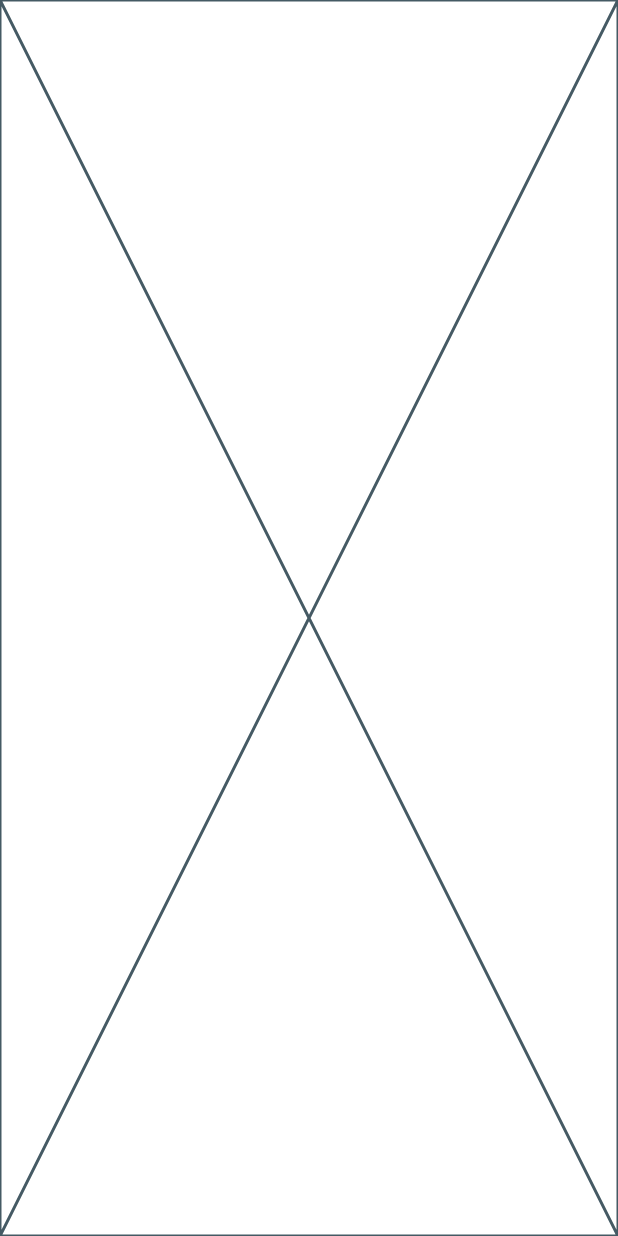
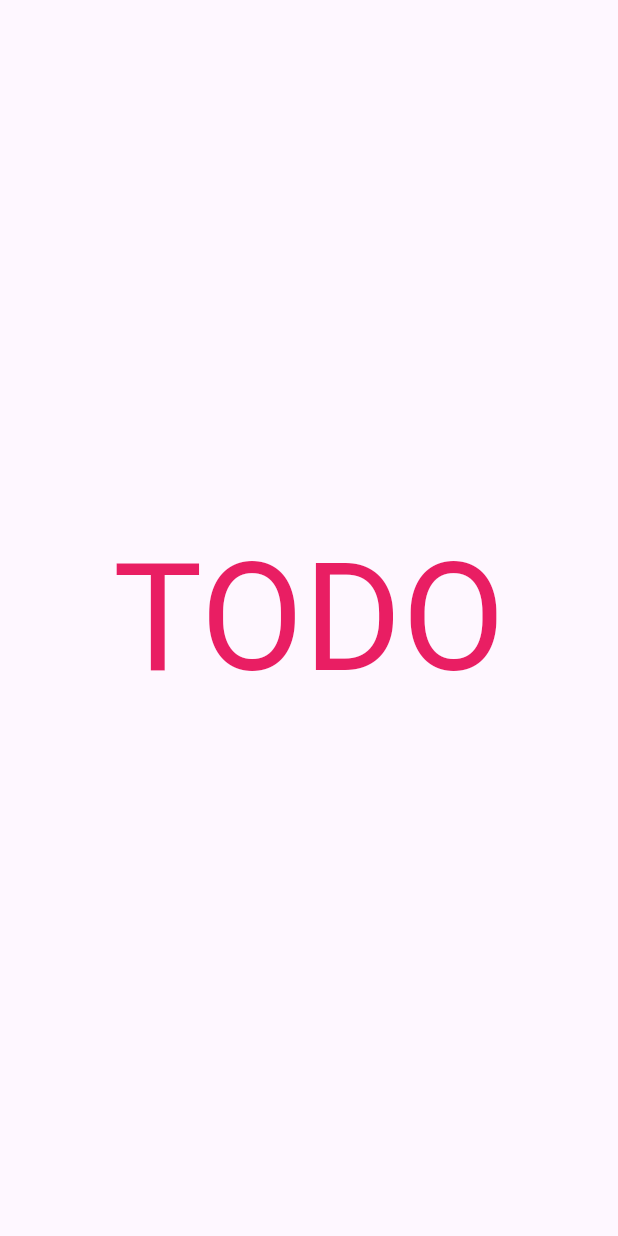
Before and after one commit to AhmadAkram52/Flutter-TODO-APP-Using-API, a Flutter app: the screen it shows after launch, on a phone screen of 412 x 824 dp. Run offline on Flutter 3.47's test engine with Material 3 defaults, Android fonts, the phone set to English and light mode, and no system bars; drawn by our look-alikes of animated_text_kit; our stand-ins replace fluttertoast, shimmer.

```diff
--- /dev/null
+++ b/lib/Utils/Themes/appbar_theme.dart
@@ -0,0 +1,10 @@
+import 'package:flutter/material.dart';
+
+class TAppBarTheme {
+  static const AppBarTheme lightAppbar = AppBarTheme(
+    elevation: 50,
+  );
+  static const AppBarTheme darkAppbar = AppBarTheme(
+    elevation: 50,
+  );
+}
--- /dev/null
+++ b/lib/Utils/Themes/btns_themes.dart
@@ -0,0 +1,28 @@
+import 'package:flutter/material.dart';
+import 'package:todo/Utils/tcolors.dart';
+
+class BtnThemes {
+  static const FloatingActionButtonThemeData lightFloatingBtn =
+      FloatingActionButtonThemeData(
+    elevation: 30,
+    backgroundColor: TColors.primaryColor,
+  );
+  static const FloatingActionButtonThemeData darkFloatingBtn =
+      FloatingActionButtonThemeData(
+    elevation: 30,
+    backgroundColor: TColors.primaryColor,
+  );
+
+  static ElevatedButtonThemeData lightElevatedBtn = ElevatedButtonThemeData(
+    style: ElevatedButton.styleFrom(
+        elevation: 30,
+        padding: const EdgeInsets.symmetric(vertical: 5, horizontal: 50),
+        backgroundColor: TColors.primaryColor),
+  );
+  static ElevatedButtonThemeData darkElevatedBtn = ElevatedButtonThemeData(
+    style: ElevatedButton.styleFrom(
+        elevation: 30,
+        padding: const EdgeInsets.symmetric(vertical: 5, horizontal: 50),
+        backgroundColor: TColors.primaryColor),
+  );
+}
--- /dev/null
+++ b/lib/Utils/Themes/list-tile_theme.dart
@@ -0,0 +1,18 @@
+import 'package:flutter/material.dart';
+
+class TListTimeTheme {
+  static final ListTileThemeData lightTileTheme = ListTileThemeData(
+    shape: RoundedRectangleBorder(
+      borderRadius: BorderRadius.circular(10),
+      side: const BorderSide(color: Colors.black),
+    ),
+    contentPadding: const EdgeInsets.only(left: 5),
+  );
+  static final ListTileThemeData darkTileTheme = ListTileThemeData(
+    shape: RoundedRectangleBorder(
+      borderRadius: BorderRadius.circular(10),
+      side: const BorderSide(color: Colors.white),
+    ),
+    contentPadding: const EdgeInsets.only(left: 5),
+  );
+}
--- /dev/null
+++ b/lib/Utils/Themes/text_theme.dart
@@ -0,0 +1,47 @@
+import 'package:flutter/material.dart';
+
+class TTextTheme {
+  static TextTheme lightTextTheme = const TextTheme(
+    bodyLarge: TextStyle(color: Colors.black),
+    bodyMedium: TextStyle(color: Colors.black),
+    bodySmall: TextStyle(color: Colors.black),
+    //
+    headlineLarge: TextStyle(color: Colors.black),
+    headlineMedium: TextStyle(color: Colors.black),
+    headlineSmall: TextStyle(color: Colors.black),
+    //
+    displayLarge: TextStyle(color: Colors.black),
+    displayMedium: TextStyle(color: Colors.black),
+    displaySmall: TextStyle(color: Colors.black),
+    //
+    labelLarge: TextStyle(color: Colors.black),
+    labelMedium: TextStyle(color: Colors.black),
+    labelSmall: TextStyle(color: Colors.black),
+    //
+    titleLarge: TextStyle(color: Colors.black),
+    titleMedium: TextStyle(color: Colors.black),
+    titleSmall: TextStyle(color: Colors.black),
+  );
+
+  static TextTheme darkTextTheme = const TextTheme(
+    bodyLarge: TextStyle(color: Colors.white),
+    bodyMedium: TextStyle(color: Colors.white),
+    bodySmall: TextStyle(color: Colors.white),
+    //
+    headlineLarge: TextStyle(color: Colors.white),
+    headlineMedium: TextStyle(color: Colors.white),
+    headlineSmall: TextStyle(color: Colors.white),
+    //
+    displayLarge: TextStyle(color: Colors.white),
+    displayMedium: TextStyle(color: Colors.white),
+    displaySmall: TextStyle(color: Colors.white),
+    //
+    labelLarge: TextStyle(color: Colors.white),
+    labelMedium: TextStyle(color: Colors.white),
+    labelSmall: TextStyle(color: Colors.white),
+    //
+    titleLarge: TextStyle(color: Colors.white),
+    titleMedium: TextStyle(color: Colors.white),
+    titleSmall: TextStyle(color: Colors.white),
+  );
+}
--- /dev/null
+++ b/lib/Utils/Themes/textfield_theme.dart
@@ -0,0 +1,45 @@
+import 'package:flutter/material.dart';
+
+import '../tcolors.dart';
+
+class TextFieldTheme {
+  static final InputDecorationTheme lightTextField = InputDecorationTheme(
+    enabledBorder: OutlineInputBorder(
+      borderSide: const BorderSide(color: Colors.black),
+      borderRadius: BorderRadius.circular(20),
+    ),
+    focusedBorder: OutlineInputBorder(
+      borderSide: const BorderSide(color: TColors.primaryColor, width: 2),
+      borderRadius: BorderRadius.circular(20),
+    ),
+    errorBorder: OutlineInputBorder(
+      borderSide: const BorderSide(color: Colors.red),
+      borderRadius: BorderRadius.circular(20),
+    ),
+    focusedErrorBorder: OutlineInputBorder(
+      borderSide: const BorderSide(color: TColors.primaryColor, width: 2),
+      borderRadius: BorderRadius.circular(20),
+    ),
+    errorStyle: const TextStyle(color: Colors.red),
+  );
+
+  static final InputDecorationTheme darkTextField = InputDecorationTheme(
+    enabledBorder: OutlineInputBorder(
+      borderSide: const BorderSide(color: Colors.white),
+      borderRadius: BorderRadius.circular(20),
+    ),
+    focusedBorder: OutlineInputBorder(
+      borderSide: const BorderSide(color: TColors.primaryColor, width: 2),
+      borderRadius: BorderRadius.circular(20),
+    ),
+    errorBorder: OutlineInputBorder(
+      borderSide: const BorderSide(color: Colors.red),
+      borderRadius: BorderRadius.circular(20),
+    ),
+    focusedErrorBorder: OutlineInputBorder(
+      borderSide: const BorderSide(color: TColors.primaryColor, width: 2),
+      borderRadius: BorderRadius.circular(20),
+    ),
+    errorStyle: const TextStyle(color: Colors.red),
+  );
+}
--- /dev/null
+++ b/lib/Utils/Themes/ttheme.dart
@@ -0,0 +1,30 @@
+import 'package:flutter/material.dart';
+import 'package:todo/Utils/Themes/appbar_theme.dart';
+import 'package:todo/Utils/Themes/btns_themes.dart';
+import 'package:todo/Utils/Themes/list-tile_theme.dart';
+import 'package:todo/Utils/Themes/text_theme.dart';
+import 'package:todo/Utils/Themes/textfield_theme.dart';
+
+class TTheme {
+  static final ThemeData lightTheme = ThemeData(
+    brightness: Brightness.light,
+    useMaterial3: true,
+    floatingActionButtonTheme: BtnThemes.lightFloatingBtn,
+    appBarTheme: TAppBarTheme.lightAppbar,
+    inputDecorationTheme: TextFieldTheme.lightTextField,
+    elevatedButtonTheme: BtnThemes.lightElevatedBtn,
+    listTileTheme: TListTimeTheme.lightTileTheme,
+    textTheme: TTextTheme.lightTextTheme,
+  );
+
+  static final ThemeData darkTheme = ThemeData(
+    brightness: Brightness.dark,
+    useMaterial3: true,
+    floatingActionButtonTheme: BtnThemes.darkFloatingBtn,
+    appBarTheme: TAppBarTheme.darkAppbar,
+    inputDecorationTheme: TextFieldTheme.darkTextField,
+    elevatedButtonTheme: BtnThemes.darkElevatedBtn,
+    listTileTheme: TListTimeTheme.darkTileTheme,
+    textTheme: TTextTheme.darkTextTheme,
+  );
+}
--- /dev/null
+++ b/lib/Utils/tcolors.dart
@@ -0,0 +1,11 @@
+import 'package:flutter/material.dart';
+
+class TColors {
+  static const colorizeColors = [
+    Colors.purple,
+    Colors.blue,
+    Colors.yellow,
+    Colors.red,
+  ];
+  static const Color primaryColor = Colors.pink;
+}
--- /dev/null
+++ b/lib/Utils/urls.dart
@@ -0,0 +1,6 @@
+class TUrls {
+  static const String getUrl = 'https://api.nstack.in/v1/todos';
+  static const String postUrl = 'https://api.nstack.in/v1/todos';
+  static const String putUrl = 'https://api.nstack.in/v1/todos';
+  static const String deleteUrl = 'https://api.nstack.in/v1/todos';
+}
--- /dev/null
+++ b/lib/Views/splash_screen.dart
@@ -0,0 +1,71 @@
+import 'dart:async';
+
+import 'package:animated_text_kit/animated_text_kit.dart';
+import 'package:flutter/material.dart';
+import 'package:todo/Utils/tcolors.dart';
+import 'package:todo/Views/todo_list_screen.dart';
+
+class SplashScreen extends StatefulWidget {
+  const SplashScreen({super.key});
+
+  @override
+  State<SplashScreen> createState() => _SplashScreenState();
+}
+
+class _SplashScreenState extends State<SplashScreen> {
+  @override
+  void initState() {
+    Timer(const Duration(seconds: 9), () {
+      navigateToListScreen();
+    });
+    super.initState();
+  }
+
+  @override
+  Widget build(BuildContext context) {
+    return Scaffold(
+      body: Column(
+        mainAxisAlignment: MainAxisAlignment.center,
+        crossAxisAlignment: CrossAxisAlignment.center,
+        children: [
+          Center(
+            child: DefaultTextStyle(
+              style: const TextStyle(
+                color: TColors.primaryColor,
+                fontSize: 100.0,
+              ),
+              child: Center(
+                child: AnimatedTextKit(
+                  repeatForever: true,
+                  animatedTexts: [
+                    TyperAnimatedText(
+                      speed: const Duration(milliseconds: 500),
+                      textStyle: const TextStyle(),
+                      'TODO',
+                    ),
+                    WavyAnimatedText(
+                      'TODO',
+                      speed: const Duration(milliseconds: 500),
+                    ),
+                    ColorizeAnimatedText(
+                      'TODO',
+                      colors: TColors.colorizeColors,
+                      textStyle: const TextStyle(fontSize: 100),
+                      speed: const Duration(seconds: 1),
+                    ),
+                  ],
+                ),
+              ),
+            ),
+          )
+        ],
+      ),
+    );
+  }
+
+  void navigateToListScreen() {
+    final route =
+        MaterialPageRoute(builder: (context) => const TodoListScreen());
+    Navigator.pushReplacement(context, route);
+  }
+}
--- a/lib/main.dart
+++ b/lib/main.dart
@@ -1,4 +1,6 @@
 import 'package:flutter/material.dart';
+import 'package:todo/Utils/Themes/ttheme.dart';
+import 'package:todo/Views/splash_screen.dart';
 
 void main() {
   runApp(const ToDo());
@@ -9,6 +11,12 @@ class ToDo extends StatelessWidget {
 
   @override
   Widget build(BuildContext context) {
-    return const Placeholder();
+    return MaterialApp(
+      themeMode: ThemeMode.system,
+      theme: TTheme.lightTheme,
+      darkTheme: TTheme.darkTheme,
+      debugShowCheckedModeBanner: false,
+      home: const SplashScreen(),
+    );
   }
 }
```
Also changed, not shown: lib/Models/TodoListModel.dart (added, +218 -0 lines), lib/Services/todo_service.dart (added, +47 -0 lines), lib/Views/add_todo_screen.dart (added, +81 -0 lines), lib/Views/todo_list_screen.dart (added, +114 -0 lines), pubspec.yaml (+5 -4 lines), assets/fonts/Canterbury.ttf (added), pubspec.lock, 2 other files.
